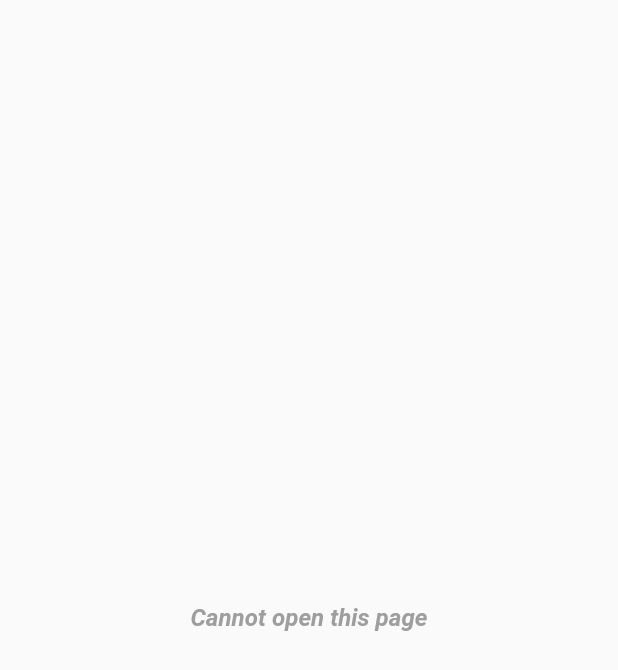
After one commit to TrungVan1519/news_app, a Flutter app: the NewsOriginalDetailPage screen opened directly, on a phone screen of 412 x 824 dp. The commit adds this screen. Shown: the top 670 px of the screen. Run offline on Flutter 3.47's test engine with Material 2 defaults, Android fonts, the phone set to English and light mode, and no system bars; our stand-ins replace equatable, webview_flutter; statements that could not run were skipped.

Commit message:
Add webview for showing original news details

```diff
--- /dev/null
+++ b/lib/pages/news_original_detail_page.dart
@@ -0,0 +1,64 @@
+import 'package:flutter/material.dart';
+import 'package:news_app/utils/build_context_ext.dart';
+import 'package:news_app/widgets/text_subtitle_widget.dart';
+import 'package:webview_flutter/webview_flutter.dart';
+
+class NewsOriginalDetailPage extends StatefulWidget {
+  const NewsOriginalDetailPage({
+    super.key,
+    this.url,
+  });
+
+  final String? url;
+
+  @override
+  State<NewsOriginalDetailPage> createState() => _NewsOriginalDetailPageState();
+}
+
+class _NewsOriginalDetailPageState extends State<NewsOriginalDetailPage> {
+  late WebViewController controller;
+
+  @override
+  void initState() {
+    super.initState();
+    controller = WebViewController()
+      ..setJavaScriptMode(JavaScriptMode.unrestricted)
+      ..setNavigationDelegate(
+        NavigationDelegate(
+          onWebResourceError: (WebResourceError error) {
+            context.pop();
+            context.showSnackBar(error.description);
+          },
+          onNavigationRequest: (NavigationRequest request) {
+            return NavigationDecision.navigate;
+          },
+        ),
+      )
+      ..loadRequest(Uri.parse(widget.url!));
+  }
+
+  @override
+  void dispose() {
+    super.dispose();
+    controller.clearCache();
+    controller.clearLocalStorage();
+  }
+
+  @override
+  Widget build(BuildContext context) {
+    return Scaffold(
+      body: SafeArea(
+        child: SizedBox(
+          height: context.height,
+          child: SafeArea(
+            child: widget.url == null
+                ? const Center(
+                    child: TextSubtitleWidget(text: 'Cannot open this page'),
+                  )
+                : WebViewWidget(controller: controller),
+          ),
+        ),
+      ),
+    );
+  }
+}
--- a/pubspec.yaml
+++ b/pubspec.yaml
@@ -35,6 +35,7 @@ dependencies:
   equatable: ^2.0.5
   http: ^0.13.4
   shared_preferences: ^2.1.0
+  webview_flutter: ^4.2.0
   vts_component:
     git:
       url: https://github.com/vts-contributor/vts-kit-flutter-component.git
```
Also changed, not shown: lib/pages/news_detail_page.dart (+9 -6 lines), pubspec.lock, 1 other file.
